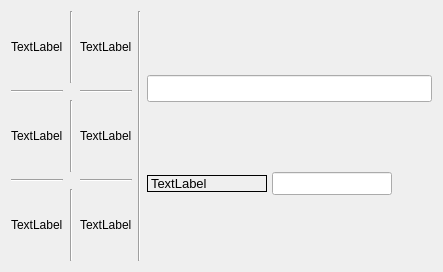
This is source/gui/mainwindow.ui in richmanfx/EasyContest as Qt 5 draws it before an edit. The edited form follows.
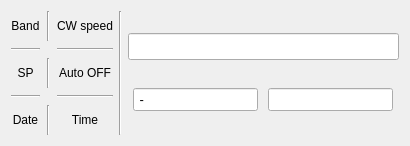
This is the edited form. Icons and pictures are not drawn. Custom widgets are drawn as their Qt base class.

Diff of the .ui file:
```diff
--- a/source/gui/mainwindow.ui
+++ b/source/gui/mainwindow.ui
@@ -6,8 +6,8 @@
    <rect>
     <x>0</x>
     <y>0</y>
-    <width>443</width>
-    <height>272</height>
+    <width>410</width>
+    <height>146</height>
    </rect>
   </property>
   <property name="sizePolicy">
@@ -63,7 +63,10 @@
         <item row="0" column="0">
          <widget class="QLabel" name="label_2">
           <property name="text">
-           <string>TextLabel</string>
+           <string>Band</string>
+          </property>
+          <property name="alignment">
+           <set>Qt::AlignCenter</set>
           </property>
          </widget>
         </item>
@@ -98,35 +101,50 @@
         <item row="4" column="0">
          <widget class="QLabel" name="label_6">
           <property name="text">
-           <string>TextLabel</string>
+           <string>Date</string>
+          </property>
+          <property name="alignment">
+           <set>Qt::AlignCenter</set>
           </property>
          </widget>
         </item>
         <item row="2" column="2">
          <widget class="QLabel" name="label_5">
           <property name="text">
-           <string>TextLabel</string>
+           <string>Auto OFF</string>
+          </property>
+          <property name="alignment">
+           <set>Qt::AlignCenter</set>
           </property>
          </widget>
         </item>
         <item row="4" column="2">
          <widget class="QLabel" name="label_7">
           <property name="text">
-           <string>TextLabel</string>
+           <string>Time</string>
+          </property>
+          <property name="alignment">
+           <set>Qt::AlignCenter</set>
           </property>
          </widget>
         </item>
         <item row="2" column="0">
          <widget class="QLabel" name="label_4">
           <property name="text">
-           <string>TextLabel</string>
+           <string>SP</string>
+          </property>
+          <property name="alignment">
+           <set>Qt::AlignCenter</set>
           </property>
          </widget>
         </item>
         <item row="0" column="2">
          <widget class="QLabel" name="label_3">
           <property name="text">
-           <string>TextLabel</string>
+           <string>CW speed</string>
+          </property>
+          <property name="alignment">
+           <set>Qt::AlignCenter</set>
           </property>
          </widget>
         </item>
@@ -185,7 +203,7 @@
            <number>5</number>
           </property>
           <item>
-           <widget class="QLabel" name="label">
+           <widget class="CustomLineEdit" name="tx_num_label">
             <property name="sizePolicy">
              <sizepolicy hsizetype="Fixed" vsizetype="Fixed">
               <horstretch>0</horstretch>
@@ -194,10 +212,16 @@
             </property>
             <property name="minimumSize">
              <size>
-              <width>120</width>
+              <width>0</width>
               <height>0</height>
              </size>
             </property>
+            <property name="maximumSize">
+             <size>
+              <width>16777215</width>
+              <height>16777215</height>
+             </size>
+            </property>
             <property name="sizeIncrement">
              <size>
               <width>120</width>
@@ -209,21 +233,21 @@
               <pointsize>10</pointsize>
              </font>
             </property>
-            <property name="frameShape">
-             <enum>QFrame::Box</enum>
+            <property name="focusPolicy">
+             <enum>Qt::NoFocus</enum>
             </property>
-            <property name="frameShadow">
-             <enum>QFrame::Plain</enum>
+            <property name="inputMask">
+             <string/>
             </property>
-            <property name="lineWidth">
+            <property name="text">
+             <string> -</string>
+            </property>
+            <property name="lineWidth" stdset="0">
              <number>1</number>
             </property>
-            <property name="midLineWidth">
+            <property name="midLineWidth" stdset="0">
              <number>0</number>
             </property>
-            <property name="text">
-             <string>TextLabel</string>
-            </property>
            </widget>
           </item>
           <item>
@@ -236,13 +260,13 @@
             </property>
             <property name="minimumSize">
              <size>
-              <width>120</width>
+              <width>0</width>
               <height>0</height>
              </size>
             </property>
             <property name="maximumSize">
              <size>
-              <width>120</width>
+              <width>16777215</width>
               <height>16777215</height>
              </size>
             </property>
@@ -253,19 +277,6 @@
             </property>
            </widget>
           </item>
-          <item>
-           <spacer name="horizontalSpacer">
-            <property name="orientation">
-             <enum>Qt::Horizontal</enum>
-            </property>
-            <property name="sizeHint" stdset="0">
-             <size>
-              <width>40</width>
-              <height>20</height>
-             </size>
-            </property>
-           </spacer>
-          </item>
          </layout>
         </item>
        </layout>
```
Left out of the diff: 14 changed lines with no effect on the pictures.
